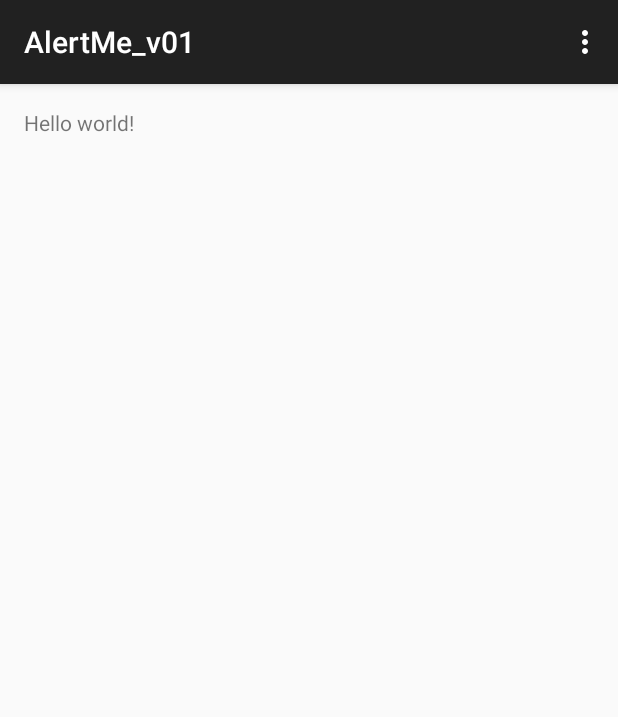
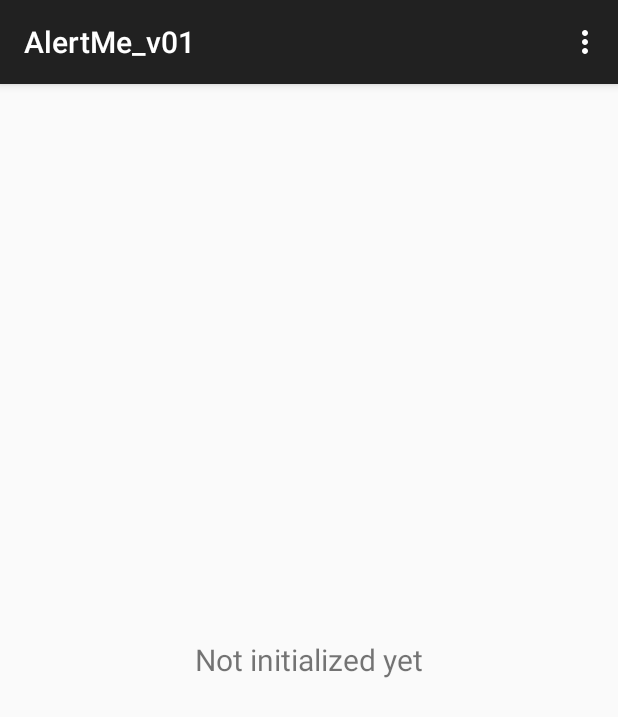
Before and after one commit to yiweig/AlertMe_v01, an Android app: the screen it shows after launch (AlertMe), on a phone screen of 412 x 824 dp. Shown: the top 717 px of the screen. Run offline under Robolectric (Android 15) with nearby library versions, the phone set to English and light mode, and no system bars.

```diff
--- a/app/src/main/java/com/yiweigao/alertme/AlertMe.java
+++ b/app/src/main/java/com/yiweigao/alertme/AlertMe.java
@@ -1,18 +1,30 @@
 package com.yiweigao.alertme;
 
 import android.content.Intent;
+import android.content.SharedPreferences;
 import android.os.Bundle;
+import android.preference.PreferenceManager;
 import android.support.v7.app.ActionBarActivity;
 import android.view.Menu;
 import android.view.MenuItem;
+import android.widget.TextView;
 
 
 public class AlertMe extends ActionBarActivity {
+
+    private byte alarmCountdownValue;    // max value 127
+    private static final short SETTINGS_INFO = 1;   // used for startActivityForResult()
+
+    private TextView alarmCountdownText;
+
 
     @Override
     protected void onCreate(Bundle savedInstanceState) {
         super.onCreate(savedInstanceState);
         setContentView(R.layout.activity_alert_me);
+
+        alarmCountdownText = (TextView) findViewById(R.id.alarm_countdown_text);
+        alarmCountdownText.setText("Not initialized yet");
     }
 
 
@@ -35,11 +47,32 @@ public class AlertMe extends ActionBarActivity {
 
             Intent intent = new Intent(getApplicationContext(), SettingsActivity.class);
 
-            startActivity(intent);
+            startActivityForResult(intent, SETTINGS_INFO);
 
             return true;
         }
 
         return super.onOptionsItemSelected(item);
     }
+
+    @Override
+    protected void onActivityResult(int requestCode, int resultCode, Intent data) {
+        super.onActivityResult(requestCode, resultCode, data);
+
+        if (requestCode == SETTINGS_INFO) {
+            updateAlarmCountdown();
+        }
+    }
+
+    private void updateAlarmCountdown() {
+
+        SharedPreferences sharedPreferences = PreferenceManager.getDefaultSharedPreferences(this);
+
+        String alarmCountdownSetting = sharedPreferences.getString("alarm_set_countdown", "5");
+
+        alarmCountdownValue = Byte.parseByte(alarmCountdownSetting);
+
+        alarmCountdownText.setText(alarmCountdownSetting);
+
+    }
 }
--- a/app/src/main/res/layout/activity_alert_me.xml
+++ b/app/src/main/res/layout/activity_alert_me.xml
@@ -6,11 +6,14 @@
     android:paddingRight="@dimen/activity_horizontal_margin"
     android:paddingTop="@dimen/activity_vertical_margin"
     android:paddingBottom="@dimen/activity_vertical_margin"
+    android:gravity="center"
     tools:context=".AlertMe">
 
     <TextView
-        android:text="@string/hello_world"
+        android:id="@+id/alarm_countdown_text"
+        android:text="@string/alarm_countdown_text"
         android:layout_width="wrap_content"
-        android:layout_height="wrap_content" />
+        android:layout_height="wrap_content"
+        android:textSize="20sp"/>
 
 </RelativeLayout>
--- a/app/src/main/res/values/strings.xml
+++ b/app/src/main/res/values/strings.xml
@@ -4,5 +4,6 @@
     <string name="app_name">AlertMe_v01</string>
     <string name="hello_world">Hello world!</string>
     <string name="action_settings">Settings</string>
+    <string name="alarm_countdown_text">Alarm countdown</string>
 
 </resources>
```
